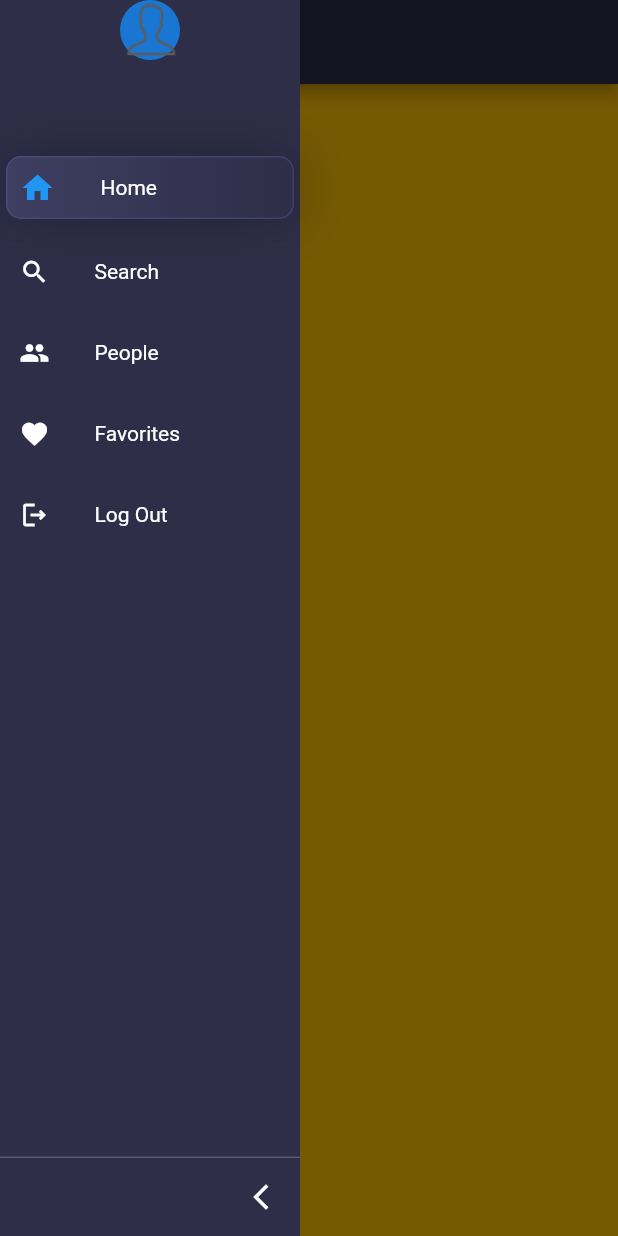
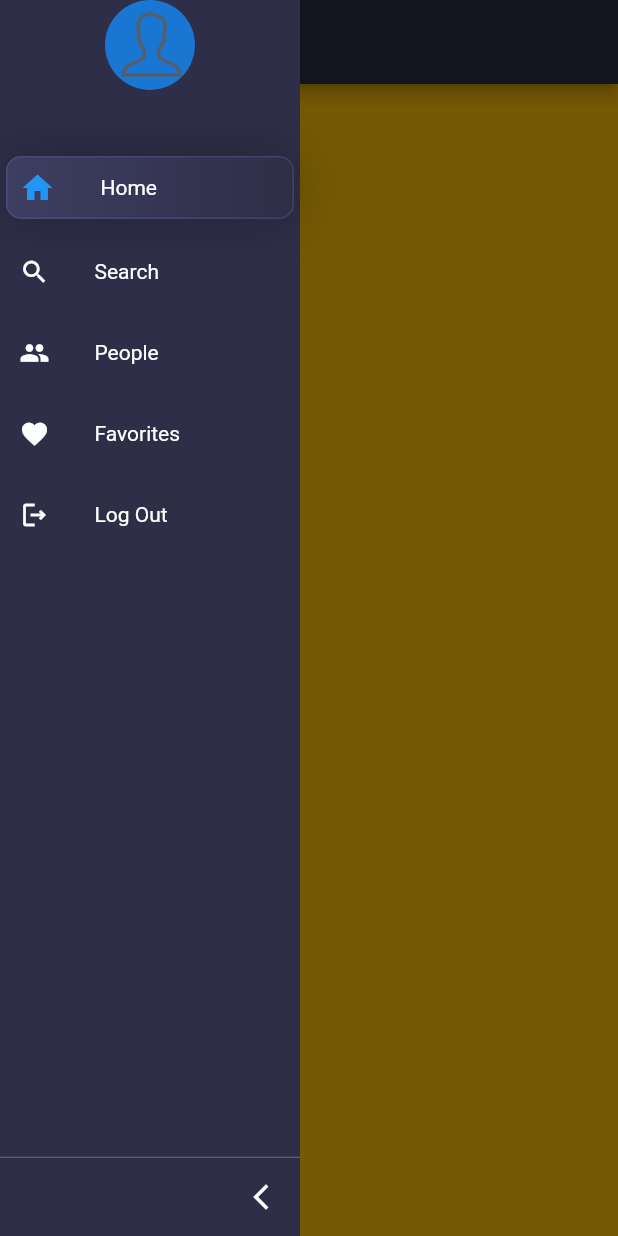
Before and after one commit to Plutonchi/americans_dreams_oshs, a Flutter app: the screen it shows once a user with an empty profile is signed in, with the side drawer open, on a phone screen of 412 x 824 dp. Run offline on Flutter 3.47's test engine with Material 2 defaults, Android fonts, the phone set to English and light mode, and no system bars; drawn by our look-alikes of sidebarx; our stand-ins replace animated_splash_screen, firebase_auth, firebase_core, firebase_storage, fluttertoast, google_fonts and 1 more; accounts and stored records are empty; network calls fail.

Commit message:
image_reset_password

```diff
--- a/lib/presentasion/widgets/upload_images.dart
+++ b/lib/presentasion/widgets/upload_images.dart
@@ -19,13 +19,12 @@ class _uploadImageState extends State<uploadImage> {
   String imageUrl = " ";
   @override
   Widget build(BuildContext context) {
-    return Stack(
-      children: [
-        GestureDetector(
+    return GestureDetector(
       onTap: () {
         pickUpload();
       },
       child: CircleAvatar(
+        radius: 30,
         child: imageUrl == " "
             ? Image.asset("assets/images/user.png")
             : Image.network(imageUrl),
@@ -42,14 +41,12 @@ class _uploadImageState extends State<uploadImage> {
       //         : Image.network(imageUrl),
       //   ),
       // ),
-        ),
-      ],
     );
   }
 
   void pickUpload() async {
     final image = await ImagePicker()
-        .pickImage(source: ImageSource.gallery, imageQuality: 75);
+        .pickImage(source: ImageSource.gallery, imageQuality: 100);
     Reference ref = FirebaseStorage.instance.ref("assets/images/user.png");
     await ref.putFile(
       File(image!.path),
--- a/lib/service/register_service.dart
+++ b/lib/service/register_service.dart
@@ -27,12 +27,14 @@ class Register {
       if (e.code == "weak-password") {
         Fluttertoast.showToast(
           msg: e.message.toString(),
-          gravity: ToastGravity.TOP,
+          gravity: ToastGravity.BOTTOM,
+          fontSize: 18,
           timeInSecForIosWeb: 5,
           toastLength: Toast.LENGTH_SHORT,
         );
         print("Password low ");
         Fluttertoast.showToast(
+          fontSize: 18,
           msg: e.message.toString(),
           gravity: ToastGravity.TOP,
           timeInSecForIosWeb: 5,
@@ -40,6 +42,7 @@ class Register {
         );
       } else if (e.code == "email-already-in-use") {
         Fluttertoast.showToast(
+          fontSize: 18,
           msg: e.message.toString(),
           gravity: ToastGravity.TOP,
           timeInSecForIosWeb: 5,
@@ -48,6 +51,7 @@ class Register {
         print("Email change");
       } else {
         Fluttertoast.showToast(
+          fontSize: 18,
           msg: e.message.toString(),
           gravity: ToastGravity.TOP,
           timeInSecForIosWeb: 5,
--- a/lib/service/reset_password.dart
+++ b/lib/service/reset_password.dart
@@ -1,4 +1,3 @@
-import 'package:american_dream_osh/presentasion/page/authpage/LogIn.dart';
 import 'package:firebase_auth/firebase_auth.dart';
 import 'package:flutter/material.dart';
 import 'package:fluttertoast/fluttertoast.dart';
@@ -27,14 +26,18 @@ class _ResetPasswordState extends State<ResetPassword> {
             (value) => Navigator.pop(context),
           );
       Fluttertoast.showToast(
+        fontSize: 18,
           msg:
               "Отправлено ссылку для сброса пароля! Проверьте свою электронную",
           timeInSecForIosWeb: 4,
+          gravity: ToastGravity.BOTTOM,
           toastLength: Toast.LENGTH_SHORT);
     } on FirebaseAuthException catch (e) {
       print(e);
       Fluttertoast.showToast(
+        fontSize: 18,
         msg: e.message.toString(),
+        gravity: ToastGravity.BOTTOM,
         timeInSecForIosWeb: 5,
         toastLength: Toast.LENGTH_SHORT,
       );
```
Also changed, not shown: lib/service/signin_service.dart (+5 -4 lines). Lines whose indentation alone changed are shown as unchanged.
